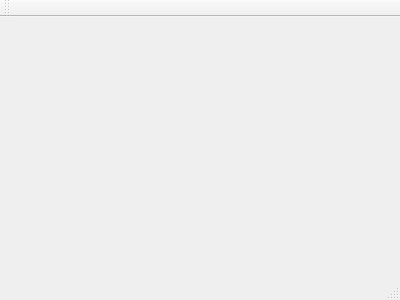
Old version of the form mainwindow.ui in the repository Dropsoon/ArduinoDeskControlV2.
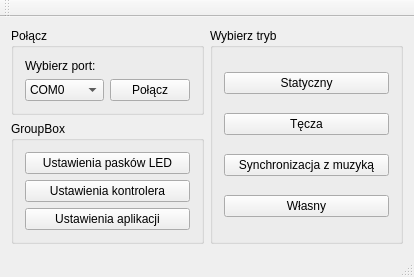
New version of the form.

The edit to the form file:
```diff
--- a/mainwindow.ui
+++ b/mainwindow.ui
@@ -1,24 +1,141 @@
 <ui version="4.0">
  <class>MainWindow</class>
- <widget class="QMainWindow" name="MainWindow" >
-  <property name="geometry" >
+ <widget class="QMainWindow" name="MainWindow">
+  <property name="geometry">
    <rect>
     <x>0</x>
     <y>0</y>
-    <width>400</width>
-    <height>300</height>
+    <width>414</width>
+    <height>266</height>
    </rect>
   </property>
   <property name="windowTitle" >
    <string>MainWindow</string>
   </property>
-  <widget class="QMenuBar" name="menuBar" />
-  <widget class="QToolBar" name="mainToolBar" />
-  <widget class="QWidget" name="centralWidget" />
-  <widget class="QStatusBar" name="statusBar" />
+  <widget class="QWidget" name="centralWidget">
+   <layout class="QGridLayout" name="gridLayout">
+    <item row="0" column="0">
+     <widget class="QGroupBox" name="groupBox">
+      <property name="title">
+       <string>Połącz</string>
+      </property>
+      <layout class="QGridLayout" name="gridLayout_2">
+       <item row="0" column="0">
+        <widget class="QLabel" name="label">
+         <property name="text">
+          <string>Wybierz port:</string>
+         </property>
+        </widget>
+       </item>
+       <item row="1" column="0">
+        <widget class="QComboBox" name="cSelectPort">
+         <item>
+          <property name="text">
+           <string>COM0</string>
+          </property>
+         </item>
+        </widget>
+       </item>
+       <item row="1" column="1">
+        <widget class="QPushButton" name="bConnect">
+         <property name="text">
+          <string>Połącz</string>
+         </property>
+        </widget>
+       </item>
+      </layout>
+     </widget>
+    </item>
+    <item row="1" column="0">
+     <widget class="QGroupBox" name="groupBox_2">
+      <property name="title">
+       <string>GroupBox</string>
+      </property>
+      <layout class="QVBoxLayout" name="verticalLayout">
+       <item>
+        <widget class="QPushButton" name="bSettingsLED">
+         <property name="text">
+          <string>Ustawienia pasków LED</string>
+         </property>
+        </widget>
+       </item>
+       <item>
+        <widget class="QPushButton" name="bSettingsControler">
+         <property name="text">
+          <string>Ustawienia kontrolera</string>
+         </property>
+        </widget>
+       </item>
+       <item>
+        <widget class="QPushButton" name="bSettingsApp">
+         <property name="text">
+          <string>Ustawienia aplikacji</string>
+         </property>
+        </widget>
+       </item>
+      </layout>
+     </widget>
+    </item>
+    <item row="0" column="1" rowspan="2">
+     <widget class="QGroupBox" name="groupBox_3">
+      <property name="title">
+       <string>Wybierz tryb</string>
+      </property>
+      <layout class="QVBoxLayout" name="verticalLayout_2">
+       <item>
+        <widget class="QPushButton" name="bModeStatic">
+         <property name="text">
+          <string>Statyczny</string>
+         </property>
+        </widget>
+       </item>
+       <item>
+        <widget class="QPushButton" name="bModeRainbow">
+         <property name="text">
+          <string>Tęcza</string>
+         </property>
+        </widget>
+       </item>
+       <item>
+        <widget class="QPushButton" name="bModeMusicSync">
+         <property name="text">
+          <string>Synchronizacja z muzyką</string>
+         </property>
+        </widget>
+       </item>
+       <item>
+        <widget class="QPushButton" name="bModeCustom">
+         <property name="text">
+          <string>Własny</string>
+         </property>
+        </widget>
+       </item>
+      </layout>
+     </widget>
+    </item>
+   </layout>
+  </widget>
+  <widget class="QMenuBar" name="menuBar">
+   <property name="geometry">
+    <rect>
+     <x>0</x>
+     <y>0</y>
+     <width>414</width>
+     <height>21</height>
+    </rect>
+   </property>
+  </widget>
+  <widget class="QToolBar" name="mainToolBar">
+   <attribute name="toolBarArea">
+    <enum>TopToolBarArea</enum>
+   </attribute>
+   <attribute name="toolBarBreak">
+    <bool>false</bool>
+   </attribute>
+  </widget>
+  <widget class="QStatusBar" name="statusBar"/>
  </widget>
- <layoutDefault spacing="6" margin="11" />
- <pixmapfunction></pixmapfunction>
+ <layoutdefault spacing="6" margin="11"/>
  <resources/>
  <connections/>
 </ui>
```
Left out of the diff: 3 changed lines with no effect on the pictures.
